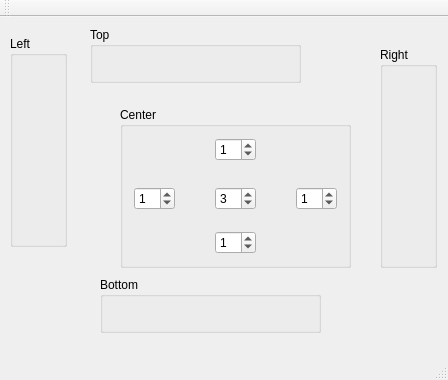
This is mainwindow.ui in huseyinkozan/QAnimatedMainWindowLayout as Qt 5 draws it before an edit. The edited form follows.
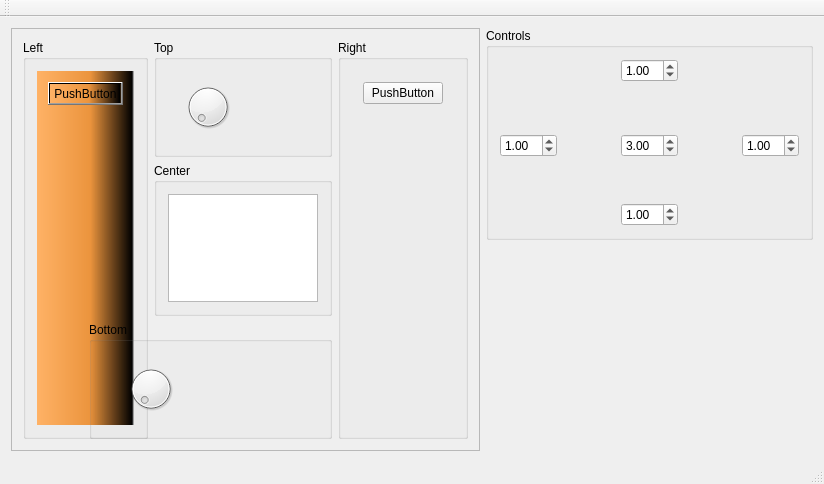
This is the edited form.

Diff of the .ui file:
```diff
--- a/mainwindow.ui
+++ b/mainwindow.ui
@@ -6,137 +6,19 @@
    <rect>
     <x>0</x>
     <y>0</y>
-    <width>448</width>
-    <height>380</height>
+    <width>824</width>
+    <height>484</height>
    </rect>
   </property>
   <property name="windowTitle">
    <string>MainWindow</string>
   </property>
   <widget class="QWidget" name="widget">
-   <widget class="QGroupBox" name="leftGroupBox">
-    <property name="geometry">
-     <rect>
-      <x>10</x>
-      <y>19</y>
-      <width>57</width>
-      <height>211</height>
-     </rect>
-    </property>
+   <layout class="QGridLayout" name="gridLayout_4" columnstretch="3,0">
+    <item row="0" column="1">
+     <widget class="QGroupBox" name="controlsGroupBox">
     <property name="title">
-     <string>Left</string>
-    </property>
-    <layout class="QVBoxLayout" name="verticalLayout_2">
-     <item>
-      <spacer name="verticalSpacer">
-       <property name="orientation">
-        <enum>Qt::Vertical</enum>
-       </property>
-       <property name="sizeHint" stdset="0">
-        <size>
-         <width>20</width>
-         <height>149</height>
-        </size>
-       </property>
-      </spacer>
-     </item>
-    </layout>
-   </widget>
-   <widget class="QGroupBox" name="bottomGroupBox">
-    <property name="geometry">
-     <rect>
-      <x>100</x>
-      <y>260</y>
-      <width>221</width>
-      <height>56</height>
-     </rect>
-    </property>
-    <property name="title">
-     <string>Bottom</string>
-    </property>
-    <layout class="QHBoxLayout" name="horizontalLayout_2">
-     <item>
-      <spacer name="horizontalSpacer_2">
-       <property name="orientation">
-        <enum>Qt::Horizontal</enum>
-       </property>
-       <property name="sizeHint" stdset="0">
-        <size>
-         <width>155</width>
-         <height>20</height>
-        </size>
-       </property>
-      </spacer>
-     </item>
-    </layout>
-   </widget>
-   <widget class="QGroupBox" name="topGroupBox">
-    <property name="geometry">
-     <rect>
-      <x>90</x>
-      <y>10</y>
-      <width>211</width>
-      <height>56</height>
-     </rect>
-    </property>
-    <property name="title">
-     <string>Top</string>
-    </property>
-    <layout class="QHBoxLayout" name="horizontalLayout">
-     <item>
-      <spacer name="horizontalSpacer">
-       <property name="orientation">
-        <enum>Qt::Horizontal</enum>
-       </property>
-       <property name="sizeHint" stdset="0">
-        <size>
-         <width>145</width>
-         <height>20</height>
-        </size>
-       </property>
-      </spacer>
-     </item>
-    </layout>
-   </widget>
-   <widget class="QGroupBox" name="rightGroupBox">
-    <property name="geometry">
-     <rect>
-      <x>380</x>
-      <y>30</y>
-      <width>57</width>
-      <height>221</height>
-     </rect>
-    </property>
-    <property name="title">
-     <string>Right</string>
-    </property>
-    <layout class="QVBoxLayout" name="verticalLayout">
-     <item>
-      <spacer name="verticalSpacer_2">
-       <property name="orientation">
-        <enum>Qt::Vertical</enum>
-       </property>
-       <property name="sizeHint" stdset="0">
-        <size>
-         <width>20</width>
-         <height>159</height>
-        </size>
-       </property>
-      </spacer>
-     </item>
-    </layout>
-   </widget>
-   <widget class="QGroupBox" name="centerGroupBox">
-    <property name="geometry">
-     <rect>
-      <x>120</x>
-      <y>90</y>
-      <width>231</width>
-      <height>161</height>
-     </rect>
-    </property>
-    <property name="title">
-     <string>Center</string>
+       <string>Controls</string>
     </property>
     <layout class="QGridLayout" name="gridLayout">
      <item row="3" column="3">
@@ -191,20 +73,6 @@
        </property>
       </spacer>
      </item>
-     <item row="3" column="4">
-      <widget class="QSpinBox" name="rightSpinBox">
-       <property name="value">
-        <number>1</number>
-       </property>
-      </widget>
-     </item>
-     <item row="3" column="0">
-      <widget class="QSpinBox" name="leftSpinBox">
-       <property name="value">
-        <number>1</number>
-       </property>
-      </widget>
-     </item>
      <item row="5" column="0">
       <spacer name="horizontalSpacer_5">
        <property name="orientation">
@@ -244,13 +112,6 @@
        </property>
       </spacer>
      </item>
-     <item row="3" column="2">
-      <widget class="QSpinBox" name="centerSpinBox">
-       <property name="value">
-        <number>3</number>
-       </property>
-      </widget>
-     </item>
      <item row="3" column="1">
       <spacer name="horizontalSpacer_8">
        <property name="orientation">
@@ -265,21 +126,228 @@
       </spacer>
      </item>
      <item row="0" column="2">
-      <widget class="QSpinBox" name="topSpinBox">
+        <widget class="QDoubleSpinBox" name="topDoubleSpinBox">
        <property name="value">
-        <number>1</number>
+          <double>1.000000000000000</double>
+         </property>
+        </widget>
+       </item>
+       <item row="3" column="2">
+        <widget class="QDoubleSpinBox" name="centerDoubleSpinBox">
+         <property name="value">
+          <double>3.000000000000000</double>
+         </property>
+        </widget>
+       </item>
+       <item row="3" column="4">
+        <widget class="QDoubleSpinBox" name="rightDoubleSpinBox">
+         <property name="value">
+          <double>1.000000000000000</double>
        </property>
       </widget>
      </item>
      <item row="5" column="2">
-      <widget class="QSpinBox" name="bottomSpinBox">
+        <widget class="QDoubleSpinBox" name="bottomDoubleSpinBox">
        <property name="value">
-        <number>1</number>
+          <double>1.000000000000000</double>
        </property>
       </widget>
      </item>
-    </layout>
-   </widget>
+       <item row="3" column="0">
+        <widget class="QDoubleSpinBox" name="leftDoubleSpinBox">
+         <property name="value">
+          <double>1.000000000000000</double>
+         </property>
+        </widget>
+       </item>
+      </layout>
+     </widget>
+    </item>
+    <item row="1" column="1">
+     <spacer name="verticalSpacer_8">
+      <property name="orientation">
+       <enum>Qt::Vertical</enum>
+      </property>
+      <property name="sizeType">
+       <enum>QSizePolicy::MinimumExpanding</enum>
+      </property>
+      <property name="sizeHint" stdset="0">
+       <size>
+        <width>20</width>
+        <height>40</height>
+       </size>
+      </property>
+     </spacer>
+    </item>
+    <item row="0" column="0" rowspan="2">
+     <widget class="QFrame" name="frame">
+      <property name="frameShape">
+       <enum>QFrame::StyledPanel</enum>
+      </property>
+      <property name="frameShadow">
+       <enum>QFrame::Plain</enum>
+      </property>
+      <layout class="QGridLayout" name="gridLayout_3" columnstretch="0,0,0,0">
+       <item row="0" column="0" rowspan="3" colspan="2">
+        <widget class="QGroupBox" name="leftGroupBox">
+         <property name="title">
+          <string>Left</string>
+         </property>
+         <layout class="QVBoxLayout" name="verticalLayout_2">
+          <item>
+           <widget class="QWidget" name="widget_2" native="true">
+            <property name="styleSheet">
+             <string notr="true">background-color: qlineargradient(spread:pad, x1:0, y1:0, x2:1, y2:0, stop:0 rgba(255, 178, 102, 255), stop:0.55 rgba(235, 148, 61, 255), stop:0.98 rgba(0, 0, 0, 255), stop:1 rgba(0, 0, 0, 0));</string>
+            </property>
+            <layout class="QVBoxLayout" name="verticalLayout_4">
+             <item>
+              <widget class="QPushButton" name="pushButton">
+               <property name="text">
+                <string>PushButton</string>
+               </property>
+              </widget>
+             </item>
+             <item>
+              <spacer name="verticalSpacer">
+               <property name="orientation">
+                <enum>Qt::Vertical</enum>
+               </property>
+               <property name="sizeHint" stdset="0">
+                <size>
+                 <width>20</width>
+                 <height>310</height>
+                </size>
+               </property>
+              </spacer>
+             </item>
+            </layout>
+           </widget>
+          </item>
+         </layout>
+        </widget>
+       </item>
+       <item row="0" column="2">
+        <widget class="QGroupBox" name="topGroupBox">
+         <property name="title">
+          <string>Top</string>
+         </property>
+         <layout class="QHBoxLayout" name="horizontalLayout">
+          <item>
+           <widget class="QWidget" name="widget_5" native="true">
+            <layout class="QHBoxLayout" name="horizontalLayout_4">
+             <item>
+              <widget class="QDial" name="dial_2"/>
+             </item>
+             <item>
+              <spacer name="horizontalSpacer">
+               <property name="orientation">
+                <enum>Qt::Horizontal</enum>
+               </property>
+               <property name="sizeHint" stdset="0">
+                <size>
+                 <width>111</width>
+                 <height>20</height>
+                </size>
+               </property>
+              </spacer>
+             </item>
+            </layout>
+           </widget>
+          </item>
+         </layout>
+        </widget>
+       </item>
+       <item row="0" column="3" rowspan="3">
+        <widget class="QGroupBox" name="rightGroupBox">
+         <property name="title">
+          <string>Right</string>
+         </property>
+         <layout class="QVBoxLayout" name="verticalLayout">
+          <item>
+           <widget class="QWidget" name="widget_3" native="true">
+            <layout class="QVBoxLayout" name="verticalLayout_5">
+             <item>
+              <widget class="QPushButton" name="pushButton_2">
+               <property name="text">
+                <string>PushButton</string>
+               </property>
+              </widget>
+             </item>
+             <item>
+              <spacer name="verticalSpacer_2">
+               <property name="orientation">
+                <enum>Qt::Vertical</enum>
+               </property>
+               <property name="sizeHint" stdset="0">
+                <size>
+                 <width>20</width>
+                 <height>310</height>
+                </size>
+               </property>
+              </spacer>
+             </item>
+            </layout>
+           </widget>
+          </item>
+         </layout>
+        </widget>
+       </item>
+       <item row="1" column="2">
+        <widget class="QGroupBox" name="centerGroupBox">
+         <property name="title">
+          <string>Center</string>
+         </property>
+         <layout class="QVBoxLayout" name="verticalLayout_3">
+          <item>
+           <widget class="QTextEdit" name="textEdit">
+            <property name="tabChangesFocus">
+             <bool>true</bool>
+            </property>
+           </widget>
+          </item>
+         </layout>
+        </widget>
+       </item>
+       <item row="2" column="1" colspan="2">
+        <widget class="QGroupBox" name="bottomGroupBox">
+         <property name="title">
+          <string>Bottom</string>
+         </property>
+         <layout class="QHBoxLayout" name="horizontalLayout_2">
+          <item>
+           <widget class="QWidget" name="widget_4" native="true">
+            <layout class="QHBoxLayout" name="horizontalLayout_3">
+             <item>
+              <widget class="QDial" name="dial"/>
+             </item>
+             <item>
+              <spacer name="horizontalSpacer_2">
+               <property name="orientation">
+                <enum>Qt::Horizontal</enum>
+               </property>
+               <property name="sizeHint" stdset="0">
+                <size>
+                 <width>145</width>
+                 <height>20</height>
+                </size>
+               </property>
+              </spacer>
+             </item>
+            </layout>
+           </widget>
+          </item>
+         </layout>
+        </widget>
+       </item>
+      </layout>
+      <zorder>topGroupBox</zorder>
+      <zorder>rightGroupBox</zorder>
+      <zorder>centerGroupBox</zorder>
+      <zorder>bottomGroupBox</zorder>
+      <zorder>leftGroupBox</zorder>
+     </widget>
+    </item>
+   </layout>
   </widget>
   <widget class="QMenuBar" name="menuBar">
    <property name="geometry">
```
Left out of the diff: 2 changed lines with no effect on the pictures. Lines whose indentation alone changed are shown as unchanged.
